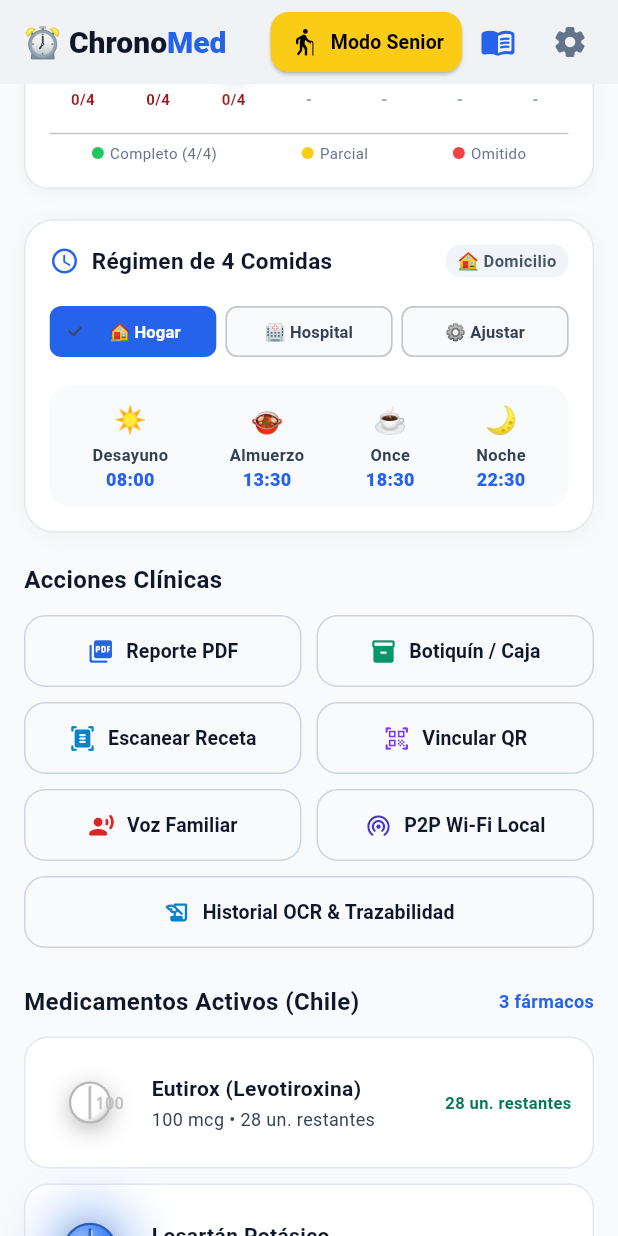
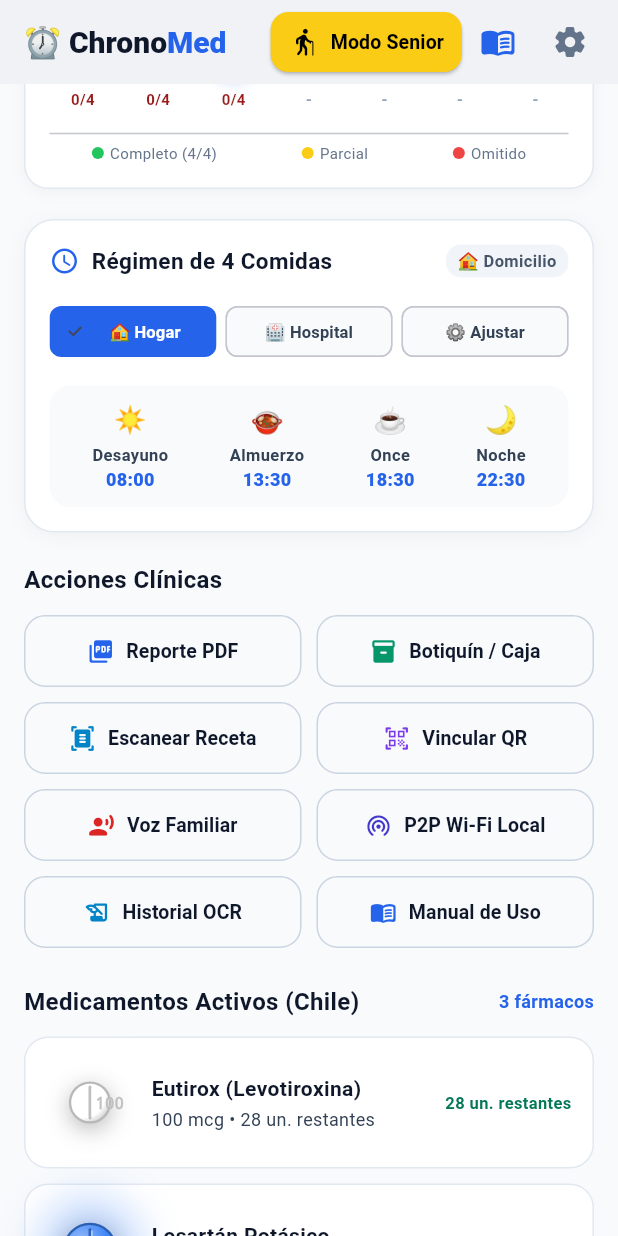
Before and after one commit to oscarkleinkopf/chronomed, a Flutter app: the CaregiverHomeScreen screen opened by its route, scrolled down 576 dp, on a phone screen of 412 x 824 dp. Run offline on Flutter 3.47's test engine with Material 3 defaults, Android fonts, the phone set to English and light mode, and no system bars; our stand-ins replace flutter_local_notifications, flutter_secure_storage, flutter_tts, go_router, pdf, share_plus and 1 more; missing offline and left inert: google_mlkit_text_recognition; accounts and stored records are empty.

Commit message:
fix(ui): expose prominent Manual buttons in top bar, action grid, senior footer and PIN dialog

```diff
--- a/mobile/lib/features/standard_mode/screens/caregiver_home_screen.dart
+++ b/mobile/lib/features/standard_mode/screens/caregiver_home_screen.dart
@@ -329,8 +329,17 @@ class _CaregiverHomeScreenState extends State<CaregiverHomeScreen> {
               child: _buildOutlinedButton(
                 icon: Icons.history_edu_rounded,
                 color: const Color(0xFF0284C7),
-                label: "Historial OCR & Trazabilidad",
+                label: "Historial OCR",
                 onPressed: () => _ocrController.openOcrHistory(context),
+              ),
+            ),
+            const SizedBox(width: 10),
+            Expanded(
+              child: _buildOutlinedButton(
+                icon: Icons.menu_book_rounded,
+                color: const Color(0xFF2563EB),
+                label: "Manual de Uso",
+                onPressed: () => context.push('/manual'),
               ),
             ),
           ],
```
Also changed, not shown: mobile/lib/features/senior_mode/screens/senior_single_action_screen.dart (+19 -1 lines), 1 other file.
